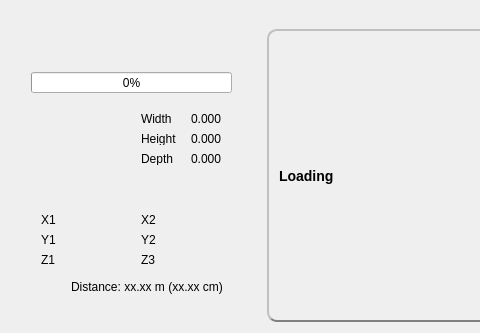
First picture: the form in Viewer/ViewerExplorer/mainwindow.ui, repository JulienAndre26/Modelisation-3D-par-Kinect, before the edit; both pictures show x 0 to 480 and y 315 to 648 of the 952 by 648 pixel window.
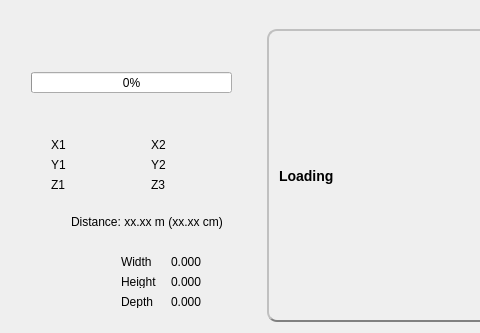
Second picture: the form after the edit. Icons and pictures are not drawn. Custom widgets are drawn as their Qt base class.

Patch:
```diff
--- a/Viewer/ViewerExplorer/mainwindow.ui
+++ b/Viewer/ViewerExplorer/mainwindow.ui
@@ -721,7 +721,7 @@
            <property name="geometry">
             <rect>
              <x>50</x>
-             <y>160</y>
+             <y>85</y>
              <width>41</width>
              <height>31</height>
             </rect>
@@ -736,8 +736,8 @@
           <widget class="QLabel" name="lbP2y">
            <property name="geometry">
             <rect>
-             <x>130</x>
-             <y>210</y>
+             <x>140</x>
+             <y>135</y>
              <width>81</width>
              <height>16</height>
             </rect>
@@ -755,8 +755,8 @@
           <widget class="QLabel" name="lbP1x">
            <property name="geometry">
             <rect>
-             <x>30</x>
-             <y>190</y>
+             <x>40</x>
+             <y>115</y>
              <width>81</width>
              <height>16</height>
             </rect>
@@ -794,8 +794,8 @@
            <property name="geometry">
             <rect>
              <x>60</x>
-             <y>255</y>
-             <width>210</width>
+             <y>190</y>
+             <width>191</width>
              <height>20</height>
             </rect>
            </property>
@@ -812,8 +812,8 @@
           <widget class="QLabel" name="lbDistanceIcon">
            <property name="geometry">
             <rect>
-             <x>10</x>
-             <y>248</y>
+             <x>20</x>
+             <y>180</y>
              <width>41</width>
              <height>31</height>
             </rect>
@@ -828,8 +828,8 @@
           <widget class="QLabel" name="lbP1z">
            <property name="geometry">
             <rect>
-             <x>30</x>
-             <y>230</y>
+             <x>40</x>
+             <y>155</y>
              <width>81</width>
              <height>16</height>
             </rect>
@@ -847,8 +847,8 @@
           <widget class="QLabel" name="lbP2z">
            <property name="geometry">
             <rect>
-             <x>130</x>
-             <y>230</y>
+             <x>140</x>
+             <y>155</y>
              <width>81</width>
              <height>16</height>
             </rect>
@@ -866,8 +866,8 @@
           <widget class="QLabel" name="lbP2x">
            <property name="geometry">
             <rect>
-             <x>130</x>
-             <y>190</y>
+             <x>140</x>
+             <y>115</y>
              <width>81</width>
              <height>16</height>
             </rect>
@@ -885,8 +885,8 @@
           <widget class="QLabel" name="lbP1y">
            <property name="geometry">
             <rect>
-             <x>30</x>
-             <y>210</y>
+             <x>40</x>
+             <y>135</y>
              <width>81</width>
              <height>16</height>
             </rect>
@@ -923,8 +923,8 @@
           <widget class="QLabel" name="lbPin2">
            <property name="geometry">
             <rect>
-             <x>150</x>
-             <y>160</y>
+             <x>160</x>
+             <y>85</y>
              <width>41</width>
              <height>31</height>
             </rect>
@@ -940,8 +940,8 @@
            <property name="geometry">
             <rect>
              <x>10</x>
-             <y>80</y>
-             <width>230</width>
+             <y>223</y>
+             <width>231</width>
              <height>70</height>
             </rect>
            </property>
@@ -961,12 +961,18 @@
            <widget class="QLabel" name="lbWidth">
             <property name="geometry">
              <rect>
-              <x>120</x>
+              <x>100</x>
               <y>10</y>
               <width>47</width>
               <height>13</height>
              </rect>
             </property>
+            <property name="font">
+             <font>
+              <family>Nirmala UI</family>
+              <pointsize>9</pointsize>
+             </font>
+            </property>
             <property name="text">
              <string>Width</string>
             </property>
@@ -974,12 +980,18 @@
            <widget class="QLabel" name="lbWidthValue">
             <property name="geometry">
              <rect>
-              <x>170</x>
+              <x>150</x>
               <y>10</y>
               <width>47</width>
               <height>13</height>
              </rect>
             </property>
+            <property name="font">
+             <font>
+              <family>Nirmala UI</family>
+              <pointsize>9</pointsize>
+             </font>
+            </property>
             <property name="text">
              <string>0.000</string>
             </property>
@@ -987,12 +999,18 @@
            <widget class="QLabel" name="lbHeight">
             <property name="geometry">
              <rect>
-              <x>120</x>
+              <x>100</x>
               <y>30</y>
               <width>47</width>
               <height>13</height>
              </rect>
             </property>
+            <property name="font">
+             <font>
+              <family>Nirmala UI</family>
+              <pointsize>9</pointsize>
+             </font>
+            </property>
             <property name="text">
              <string>Height</string>
             </property>
@@ -1000,12 +1018,18 @@
            <widget class="QLabel" name="lbHeightValue">
             <property name="geometry">
              <rect>
-              <x>170</x>
+              <x>150</x>
               <y>30</y>
               <width>47</width>
               <height>13</height>
              </rect>
             </property>
+            <property name="font">
+             <font>
+              <family>Nirmala UI</family>
+              <pointsize>9</pointsize>
+             </font>
+            </property>
             <property name="text">
              <string>0.000</string>
             </property>
@@ -1013,12 +1037,18 @@
            <widget class="QLabel" name="lbDepthValue">
             <property name="geometry">
              <rect>
-              <x>170</x>
+              <x>150</x>
               <y>50</y>
               <width>47</width>
               <height>13</height>
              </rect>
             </property>
+            <property name="font">
+             <font>
+              <family>Nirmala UI</family>
+              <pointsize>9</pointsize>
+             </font>
+            </property>
             <property name="text">
              <string>0.000</string>
             </property>
@@ -1026,12 +1056,18 @@
            <widget class="QLabel" name="lbDepth">
             <property name="geometry">
              <rect>
-              <x>120</x>
+              <x>100</x>
               <y>50</y>
               <width>47</width>
               <height>13</height>
              </rect>
             </property>
+            <property name="font">
+             <font>
+              <family>Nirmala UI</family>
+              <pointsize>9</pointsize>
+             </font>
+            </property>
             <property name="text">
              <string>Depth</string>
             </property>
```
Left out of the diff: 12 changed lines with no effect on the pictures.
